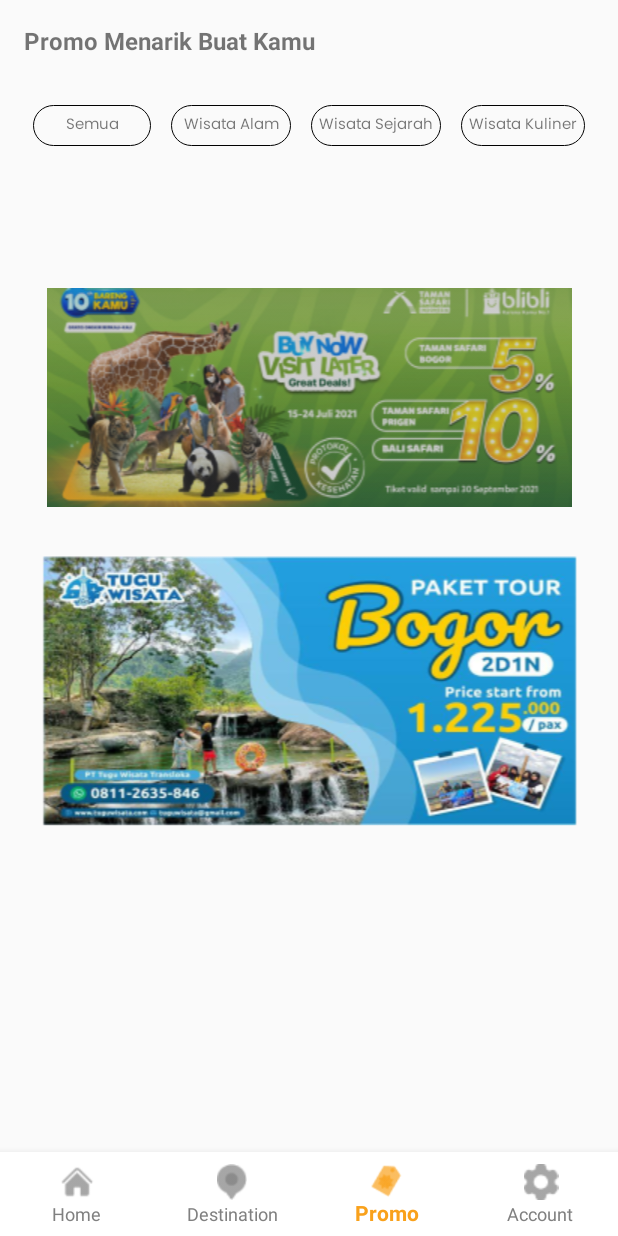
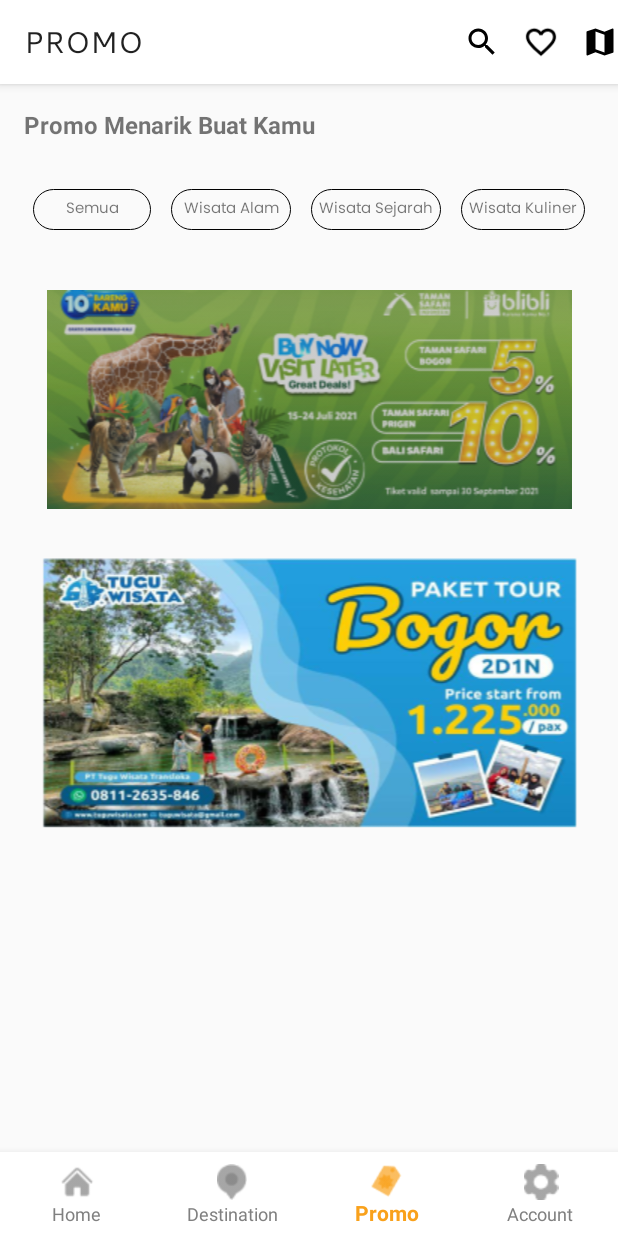
Before and after one commit to Rite12/Travelmate, an Android app: the HomeFragment screen opened directly, with no data from a screen before it, item 3 of the bottom bar chosen, on a phone screen of 412 x 824 dp. Run offline under Robolectric (Android 15) with nearby library versions, the phone set to English and light mode, and no system bars.

Commit message:
version 1.0.5 adding homepage, promo fragment_promo.xml, and fragment_beranda.xml

```diff
--- a/app/src/main/java/com/example/travelmate/Beranda.kt
+++ b/app/src/main/java/com/example/travelmate/Beranda.kt
@@ -4,7 +4,9 @@ import android.os.Bundle
 import android.view.LayoutInflater
 import android.view.View
 import android.view.ViewGroup
+import android.widget.ImageView
 import androidx.fragment.app.Fragment
+import androidx.fragment.app.FragmentTransaction
 import com.example.travelmate.R
 
 class HomeFragment : Fragment() {
@@ -14,4 +16,24 @@ class HomeFragment : Fragment() {
     ): View? {
         return inflater.inflate(R.layout.fragment_beranda, container, false)
     }
+
+
+    override fun onViewCreated(view: View, savedInstanceState: Bundle?) {
+        super.onViewCreated(view, savedInstanceState)
+
+        val promoBtn: ImageView = view.findViewById(R.id.promo_image)
+
+        promoBtn.setOnClickListener {
+            val promoFragment = PromoFragment()
+            replaceFragment(promoFragment)
+        }
+
+    }
+    private fun replaceFragment(fragment: Fragment) {
+        parentFragmentManager.beginTransaction()
+        .replace(R.id.fragment_container, fragment)
+        .addToBackStack(null)
+        .setTransition(FragmentTransaction.TRANSIT_FRAGMENT_CLOSE)
+        .commit()
+        }
 }
--- /dev/null
+++ b/app/src/main/res/drawable/ic_map.xml
@@ -0,0 +1,5 @@
+<vector xmlns:android="http://schemas.android.com/apk/res/android" android:height="24dp" android:tint="#000000" android:viewportHeight="24" android:viewportWidth="24" android:width="24dp">
+
+    <path android:fillColor="@android:color/white" android:pathData="M20.5,3l-0.16,0.03L15,5.1 9,3 3.36,4.9c-0.21,0.07 -0.36,0.25 -0.36,0.48V20.5c0,0.28 0.22,0.5 0.5,0.5l0.16,-0.03L9,18.9l6,2.1 5.64,-1.9c0.21,-0.07 0.36,-0.25 0.36,-0.48V3.5c0,-0.28 -0.22,-0.5 -0.5,-0.5zM15,19l-6,-2.11V5l6,2.11V19z"/>
+
+</vector>
--- a/app/src/main/res/layout/fragment_beranda.xml
+++ b/app/src/main/res/layout/fragment_beranda.xml
@@ -279,9 +279,10 @@
                     android:layout_marginBottom="8dp" />
 
                 <ImageView
+                    android:id="@+id/promo_image"
                     android:layout_width="match_parent"
                     android:layout_height="192dp"
-                    android:contentDescription="TODO"
+                    android:clickable="true"
                     android:src="@drawable/promo_image" />
             </LinearLayout>
         </LinearLayout>
--- a/app/src/main/res/layout/fragment_promo.xml
+++ b/app/src/main/res/layout/fragment_promo.xml
@@ -1,21 +1,58 @@
 <?xml version="1.0" encoding="utf-8"?>
 <RelativeLayout xmlns:android="http://schemas.android.com/apk/res/android"
     android:layout_width="match_parent"
-    android:layout_height="match_parent">
+    android:layout_height="match_parent"
+    xmlns:app="http://schemas.android.com/apk/res-auto">
+
+
+    <androidx.appcompat.widget.Toolbar
+        android:id="@+id/toolbar"
+        android:layout_width="match_parent"
+        android:layout_height="wrap_content"
+        android:background="@color/white"
+        android:elevation="4dp"
+        android:theme="@style/ToolbarTheme"
+        app:subtitleTextColor="@color/black"
+        app:title="PROMO">
+
+        <ImageView
+            android:id="@+id/ic_map"
+            android:layout_width="wrap_content"
+            android:layout_height="wrap_content"
+            android:layout_gravity="right"
+            android:paddingStart="15dp"
+            android:src="@drawable/ic_map" />
+        <ImageView
+            android:id="@+id/ic_heart"
+            android:layout_width="wrap_content"
+            android:layout_height="wrap_content"
+            android:layout_gravity="right"
+            android:paddingStart="15dp"
+            android:src="@drawable/heart" />
+        <ImageView
+            android:id="@+id/ic_search"
+            android:layout_width="wrap_content"
+            android:layout_height="wrap_content"
+            android:layout_gravity="right"
+            android:src="@drawable/ic_search" />
+
+
+    </androidx.appcompat.widget.Toolbar>
 
     <TextView
         android:id="@+id/tv_promo_title"
         android:layout_width="wrap_content"
         android:layout_height="wrap_content"
+        android:layout_below="@id/toolbar"
         android:layout_margin="16dp"
         android:text="Promo Menarik Buat Kamu"
         android:textSize="16sp"
         android:textStyle="bold" />
 
     <RelativeLayout
-        android:id="@+id/ll_promo_categories"
+        android:id="@+id/btnview"
         android:layout_width="match_parent"
-        android:layout_height="120dp"
+        android:layout_height="wrap_content"
         android:layout_below="@id/tv_promo_title"
         android:layout_marginTop="-6dp"
         android:layout_marginBottom="8dp"
@@ -93,7 +130,7 @@
         android:id="@+id/img_promo_1"
         android:layout_width="match_parent"
         android:layout_height="wrap_content"
-        android:layout_below="@id/ll_promo_categories"
+        android:layout_below="@id/btnview"
         android:layout_margin="16dp"
         android:src="@drawable/promo_image" />
 
--- a/app/src/main/res/values/themes.xml
+++ b/app/src/main/res/values/themes.xml
@@ -12,5 +12,8 @@
         <!-- <item name="colorPrimary">@color/my_light_primary</item> -->
     </style>
 
-    <style name="Theme.AppCompat" parent="Base.Theme.AppCompat" />
+    <style name="ToolbarTheme" parent="">
+        <item name="android:fontFamily">@font/cantarell</item>
+    </style>
+
 </resources>
```
